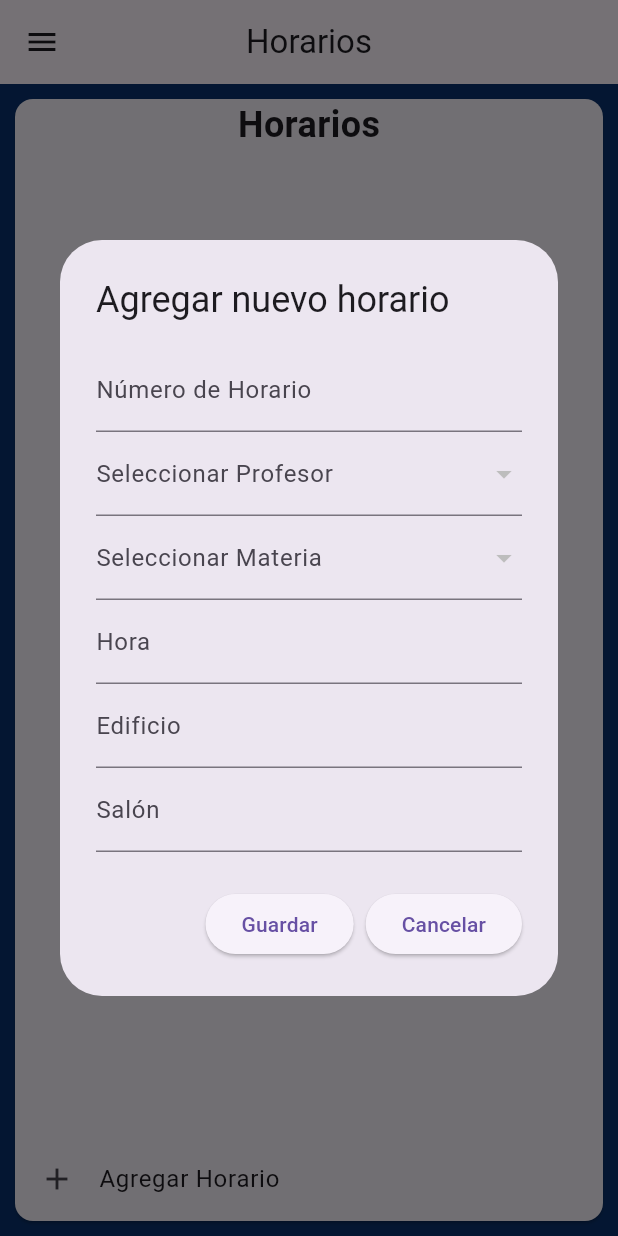
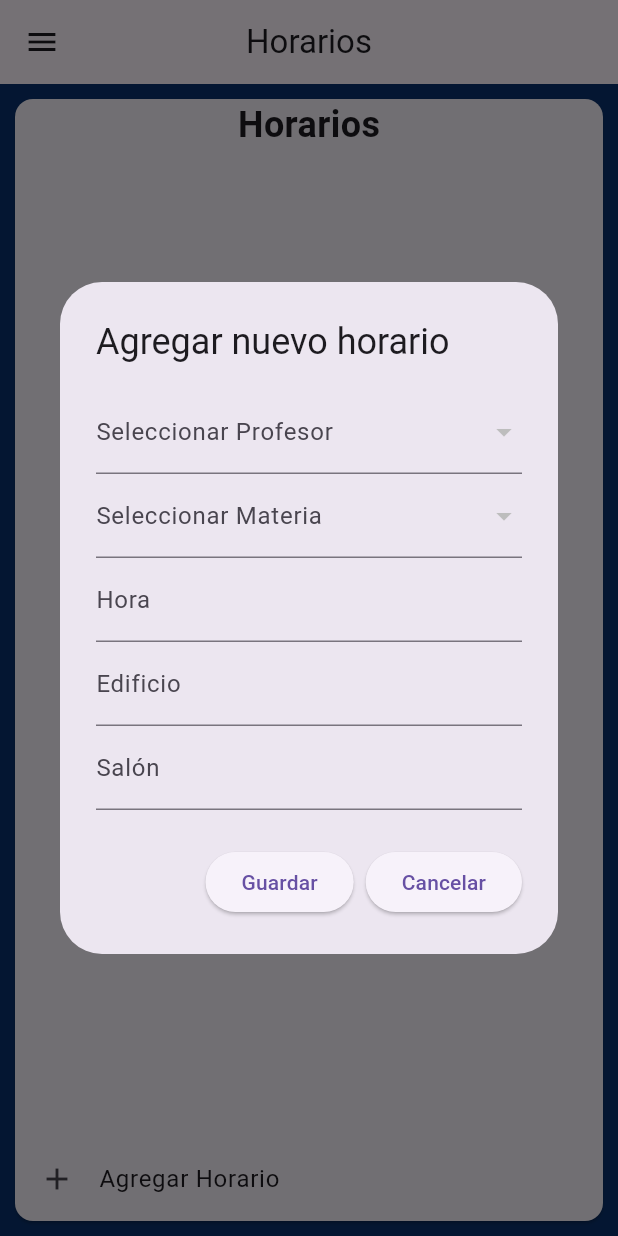
Before and after one commit to nofefloresmo/asistenciaProfesores, a Flutter app: the HorariosPage screen opened directly, after a tap on "Agregar Horario", on a phone screen of 412 x 824 dp. Run offline on Flutter 3.47's test engine with Material 3 defaults, Android fonts, the phone set to English and light mode, and no system bars; our stand-ins replace auto_size_text, sqflite; accounts and stored records are empty.

Commit message:
Cambios en paginas profesor/materias/horario. Queda al 100 funcional

```diff
--- a/lib/controllers/conexion.dart
+++ b/lib/controllers/conexion.dart
@@ -13,17 +13,6 @@ class Conexion {
     return db;
   }
 
-  /* static Future<void> script(Database db) async {
-    db.execute(
-        'CREATE TABLE profesor (nProfesor TEXT PRIMARY KEY, nombre TEXT, carrera TEXT)');
-    db.execute(
-        'CREATE TABLE materia (nMat TEXT PRIMARY KEY, descripcion TEXT)');
-    db.execute(
-        'CREATE TABLE horario (nHorario INTEGER PRIMARY KEY, nProfesor TEXT, nMat TEXT, hora TEXT, edificio TEXT, salon TEXT, FOREIGN KEY (nProfesor) REFERENCES profesor(nProfesor) ON DELETE CASCADE ON UPDATE CASCADE, FOREIGN KEY (nMat) REFERENCES materia(nMat) ON DELETE CASCADE ON UPDATE CASCADE)');
-    db.execute(
-        'CREATE TABLE asistencia (idAsistencia INTEGER PRIMARY KEY, nHorario INTEGER, fecha TEXT, asistencia BOOLEAN, FOREIGN KEY (nHorario) REFERENCES horario(nHorario) ON DELETE CASCADE ON UPDATE CASCADE)');
-  } */
-
   static Future<void> script(Database db) async {
     await db.execute(
       'CREATE TABLE profesor (nProfesor TEXT PRIMARY KEY, nombre TEXT, carrera TEXT)',
@@ -32,10 +21,10 @@ class Conexion {
       'CREATE TABLE materia (nMat TEXT PRIMARY KEY, descripcion TEXT)',
     );
     await db.execute(
-      'CREATE TABLE horario (nHorario INTEGER PRIMARY KEY, nProfesor TEXT, nMat TEXT, hora TEXT, edificio TEXT, salon TEXT, FOREIGN KEY (nProfesor) REFERENCES profesor(nProfesor) ON DELETE CASCADE ON UPDATE CASCADE, FOREIGN KEY (nMat) REFERENCES materia(nMat) ON DELETE CASCADE ON UPDATE CASCADE)',
+      'CREATE TABLE horario (nHorario INTEGER PRIMARY KEY AUTOINCREMENT, nProfesor TEXT, nMat TEXT, hora TEXT, edificio TEXT, salon TEXT, FOREIGN KEY (nProfesor) REFERENCES profesor(nProfesor) ON DELETE CASCADE ON UPDATE CASCADE, FOREIGN KEY (nMat) REFERENCES materia(nMat) ON DELETE CASCADE ON UPDATE CASCADE)',
     );
     await db.execute(
-      'CREATE TABLE asistencia (idAsistencia INTEGER PRIMARY KEY, nHorario INTEGER, fecha TEXT, asistencia BOOLEAN, FOREIGN KEY (nHorario) REFERENCES horario(nHorario) ON DELETE CASCADE ON UPDATE CASCADE)',
+      'CREATE TABLE asistencia (idAsistencia INTEGER PRIMARY KEY AUTOINCREMENT, nHorario INTEGER, fecha TEXT, asistencia BOOLEAN, FOREIGN KEY (nHorario) REFERENCES horario(nHorario) ON DELETE CASCADE ON UPDATE CASCADE)',
     );
   }
 
--- a/lib/models/horario.dart
+++ b/lib/models/horario.dart
@@ -1,5 +1,5 @@
 class Horario {
-  int nHorario;
+  int? nHorario;
   String nProfesor;
   String nMat;
   String hora;
@@ -7,7 +7,7 @@ class Horario {
   String salon;
 
   Horario(
-      {required this.nHorario,
+      {this.nHorario,
       required this.nProfesor,
       required this.nMat,
       required this.hora,
@@ -26,12 +26,12 @@ class Horario {
 
   Map<String, dynamic> toJson() {
     return {
-      'nHorario': nHorario,
+      if (nHorario != null) 'nHorario': nHorario,
       'nProfesor': nProfesor,
       'nMat': nMat,
       'hora': hora,
       'edificio': edificio,
-      'salon': salon
+      'salon': salon,
     };
   }
 }
--- a/lib/pages/horarios_page.dart
+++ b/lib/pages/horarios_page.dart
@@ -6,7 +6,7 @@ import '../models/profesor.dart';
 import '../controllers/profesorDB.dart';
 import '../models/materia.dart';
 import '../controllers/materiaDB.dart';
-import '../controllers/conexion.dart'; // ! @miguel69645 Importo esto para poder usar deleteDB() en el init
+import '../controllers/conexion.dart'; // * @miguel69645 Importo esto para poder usar deleteDB() en el init
 
 class HorariosPage extends StatefulWidget {
   const HorariosPage({super.key});
@@ -37,7 +37,7 @@ class _HorariosPageState extends State<HorariosPage> {
   void initState() {
     super.initState();
     loadHorarios();
-    // Conexion.deleteDB(); // ! USADO PARA REINICIAR LA BD AL DEPURAR
+    // Conexion.deleteDB(); // * USADO PARA REINICIAR LA BD AL DEPURAR
   }
 
   Future<void> showAddHorarioDialog() async {
@@ -59,12 +59,13 @@ class _HorariosPageState extends State<HorariosPage> {
               child: Column(
                 mainAxisSize: MainAxisSize.min,
                 children: [
-                  TextField(
+                  // * LA LLAVE PRIMARIA DE HORARIO AHORA ES AUTOINCREMENTABLE
+                  /* TextField(
                     controller: _nHorarioController,
                     decoration: const InputDecoration(
                       labelText: "Número de Horario",
                     ),
-                  ),
+                  ), */
                   FutureBuilder<List<Profesor>>(
                     future: ProfesorDB.getProfesores(),
                     builder: (BuildContext context,
@@ -153,8 +154,7 @@ class _HorariosPageState extends State<HorariosPage> {
             ElevatedButton(
               onPressed: () {
                 // Validar campos vacíos
-                if (_nHorarioController.text.isEmpty ||
-                    _profesorSeleccionado == null ||
+                if (_profesorSeleccionado == null ||
                     _materiaSeleccionada == null ||
                     _horaController.text.isEmpty ||
                     _edificioController.text.isEmpty ||
@@ -164,7 +164,6 @@ class _HorariosPageState extends State<HorariosPage> {
                     backgroundColor: Color.fromARGB(255, 208, 120, 140),
                   ));
                 } else {
-                  // Solo cerrar el diálogo y permitir guardar si todos los campos están completos
                   Navigator.pop(context, true);
                 }
               },
@@ -172,7 +171,7 @@ class _HorariosPageState extends State<HorariosPage> {
             ),
             ElevatedButton(
               onPressed: () {
-                Navigator.pop(context); // Cancelar y cerrar el diálogo
+                Navigator.pop(context);
               },
               child: const Text("Cancelar"),
             ),
@@ -184,15 +183,16 @@ class _HorariosPageState extends State<HorariosPage> {
     if (result != null && result == true) {
       try {
         Horario nuevoHorario = Horario(
-          nHorario: int.parse(_nHorarioController.text),
+          // * AHORA LA LLAVE ES AUTOINCREMENTABLE
+          //nHorario: int.parse(_nHorarioController.text),
           nProfesor: _profesorSeleccionado!,
           nMat: _materiaSeleccionada!,
           hora: _horaController.text,
           edificio: _edificioController.text,
           salon: _salonController.text,
         );
-        await HorarioDB.insert(nuevoHorario); // Inserta el nuevo horario
-        loadHorarios(); // Actualiza la lista de horarios
+        await HorarioDB.insert(nuevoHorario);
+        loadHorarios();
         ScaffoldMessenger.of(context).showSnackBar(const SnackBar(
           content: Text("Horario agregado correctamente"),
           backgroundColor: Color.fromARGB(255, 80, 188, 150),
```
Also changed, not shown: lib/pages/materias_page.dart (+41 -31 lines), lib/pages/profesor_page.dart (+45 -32 lines).
